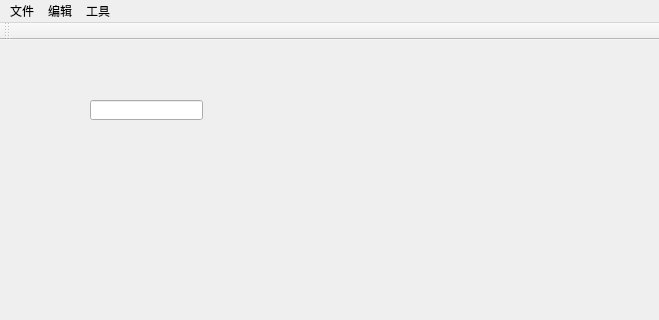
This is mainwindow.ui in seasonsfx/PRGen as Qt 5 draws it before an edit; both pictures show x 0 to 659 and y 0 to 320 of the 659 by 463 pixel window. The edited form follows.
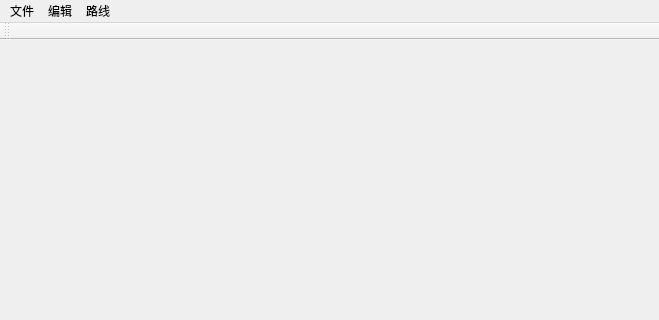
This is the edited form. Icons and pictures are not drawn.

Commit message: basic menu finished Signed-off-by: LimingFu <seasonsfx@gmail.com>

Patch:
```diff
--- a/mainwindow.ui
+++ b/mainwindow.ui
@@ -13,18 +13,7 @@
   <property name="windowTitle">
    <string>点之记生成</string>
   </property>
-  <widget class="QWidget" name="centralWidget">
-   <widget class="QLineEdit" name="lineEdit">
-    <property name="geometry">
-     <rect>
-      <x>90</x>
-      <y>60</y>
-      <width>113</width>
-      <height>20</height>
-     </rect>
-    </property>
-   </widget>
-  </widget>
+  <widget class="QWidget" name="centralWidget"/>
   <widget class="QMenuBar" name="menuBar">
    <property name="geometry">
     <rect>
@@ -65,7 +54,7 @@
    </widget>
    <widget class="QMenu" name="menu_3">
     <property name="title">
-     <string>工具</string>
+     <string>路线</string>
     </property>
    </widget>
    <addaction name="menu"/>
```
Left out of the diff: 125 changed lines with no effect on the pictures. The commit also changes 1 other file.
